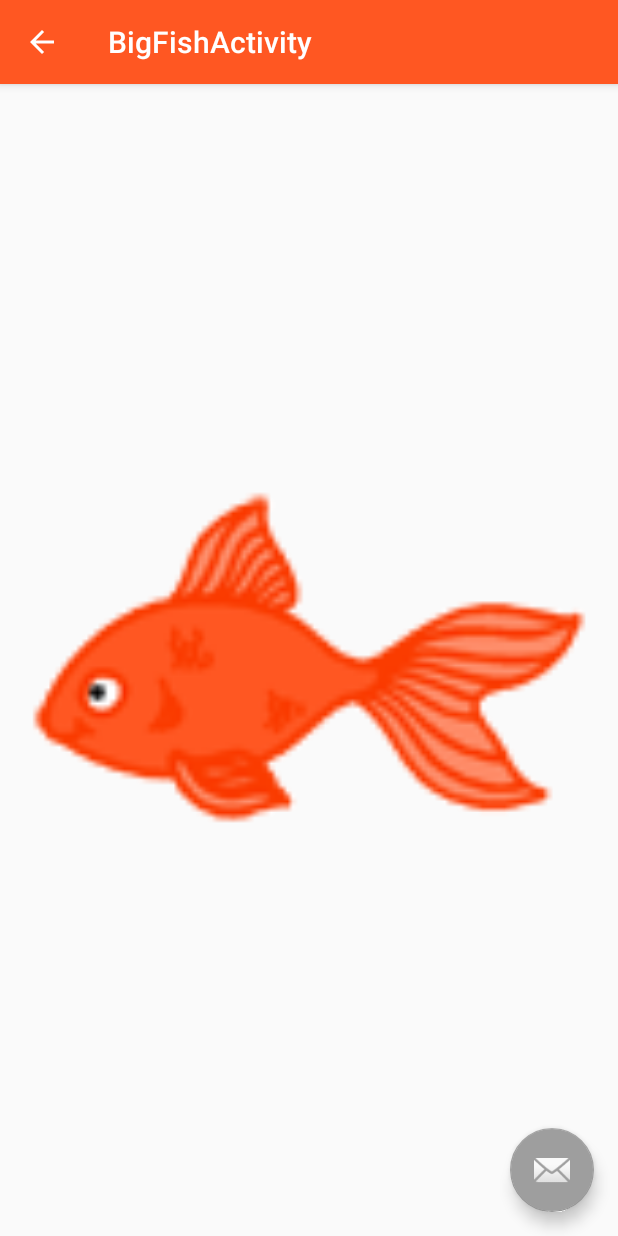
After one commit to CrunchyTacos/GoldFish2, an Android app: the BigFishActivity screen opened directly, with no data from a screen before it, on a phone screen of 412 x 824 dp. The commit adds this screen. Run offline under Robolectric (Android 15) with nearby library versions, the phone set to English and light mode, and no system bars; our stand-ins replace Volley; network calls fail.

Commit message:
Tests, Added BigFish Activity and xml for Fish Points.

```diff
--- /dev/null
+++ b/app/src/main/java/group2/hackernews/BigFishActivity.java
@@ -0,0 +1,77 @@
+package group2.hackernews;
+
+import android.app.AlertDialog;
+import android.content.DialogInterface;
+import android.os.Bundle;
+import android.support.design.widget.FloatingActionButton;
+import android.support.design.widget.Snackbar;
+import android.support.v7.app.AppCompatActivity;
+import android.support.v7.widget.Toolbar;
+import android.view.View;
+import android.widget.Toast;
+
+import com.android.volley.Request;
+import com.android.volley.Response;
+import com.android.volley.VolleyError;
+import com.android.volley.toolbox.JsonObjectRequest;
+
+import org.json.JSONException;
+import org.json.JSONObject;
+
+public class BigFishActivity extends AppCompatActivity {
+
+
+    private MainRequestQueue getter = MainRequestQueue.getInstance();
+
+    @Override
+    protected void onCreate(Bundle savedInstanceState) {
+        super.onCreate(savedInstanceState);
+        setContentView(R.layout.activity_big_fish);
+        Toolbar toolbar = (Toolbar) findViewById(R.id.toolbar);
+        setSupportActionBar(toolbar);
+
+        FloatingActionButton fab = (FloatingActionButton) findViewById(R.id.fab);
+        fab.setOnClickListener(new View.OnClickListener() {
+            @Override
+            public void onClick(View view) {
+                get_scales("jl");
+            }
+        });
+
+        getSupportActionBar().setDisplayHomeAsUpEnabled(true);
+    }
+
+    public void get_scales(String id){
+        String user_url = "https://hacker-news.firebaseio.com/v0/user/";
+        String uri = user_url + id + ".json";
+        JsonObjectRequest jsonObjectRequest = new JsonObjectRequest(Request.Method.GET, uri,"", new Response.Listener<JSONObject>() {
+            @Override
+            public void onResponse(JSONObject response) {
+                try {
+                    Toast.makeText(BigFishActivity.this, response.getString("karma"), Toast.LENGTH_SHORT).show();
+                } catch (JSONException e) {
+                    e.printStackTrace();
+                }
+
+            }
+        }, new Response.ErrorListener() {
+            @Override
+            public void onErrorResponse(VolleyError error) {
+                try{
+                    new AlertDialog.Builder(getApplicationContext())
+                            .setMessage(error.getMessage())
+                            .setNegativeButton(android.R.string.no, new DialogInterface.OnClickListener() {
+                                public void onClick(DialogInterface dialog, int which) {
+                                    // do nothing
+                                }
+                            })
+                            .show();
+                } catch(Exception e){
+                    e.printStackTrace();
+                }
+
+            }
+        });
+        getter.add(jsonObjectRequest);
+    }
+}
--- /dev/null
+++ b/app/src/main/res/layout/activity_big_fish.xml
@@ -0,0 +1,25 @@
+<?xml version="1.0" encoding="utf-8"?>
+<android.support.design.widget.CoordinatorLayout
+    xmlns:android="http://schemas.android.com/apk/res/android"
+    xmlns:app="http://schemas.android.com/apk/res-auto"
+    xmlns:tools="http://schemas.android.com/tools" android:layout_width="match_parent"
+    android:layout_height="match_parent" android:fitsSystemWindows="true"
+    tools:context="group2.hackernews.BigFishActivity">
+
+    <android.support.design.widget.AppBarLayout android:layout_height="wrap_content"
+        android:layout_width="match_parent" android:theme="@style/AppTheme.AppBarOverlay">
+
+        <android.support.v7.widget.Toolbar android:id="@+id/toolbar"
+            android:layout_width="match_parent" android:layout_height="?attr/actionBarSize"
+            android:background="?attr/colorPrimary" app:popupTheme="@style/AppTheme.PopupOverlay" />
+
+    </android.support.design.widget.AppBarLayout>
+
+    <include layout="@layout/content_big_fish" />
+
+    <android.support.design.widget.FloatingActionButton android:id="@+id/fab"
+        android:layout_width="wrap_content" android:layout_height="wrap_content"
+        android:layout_gravity="bottom|end" android:layout_margin="@dimen/fab_margin"
+        android:src="@android:drawable/ic_dialog_email" />
+
+</android.support.design.widget.CoordinatorLayout>
--- /dev/null
+++ b/app/src/main/res/layout/content_big_fish.xml
@@ -0,0 +1,29 @@
+<?xml version="1.0" encoding="utf-8"?>
+<RelativeLayout xmlns:android="http://schemas.android.com/apk/res/android"
+    xmlns:app="http://schemas.android.com/apk/res-auto"
+    xmlns:tools="http://schemas.android.com/tools"
+    android:layout_width="match_parent"
+    android:layout_height="match_parent"
+    android:paddingBottom="@dimen/activity_vertical_margin"
+    android:paddingLeft="@dimen/activity_horizontal_margin"
+    android:paddingRight="@dimen/activity_horizontal_margin"
+    android:paddingTop="@dimen/activity_vertical_margin"
+    app:layout_behavior="@string/appbar_scrolling_view_behavior"
+    tools:context="group2.hackernews.BigFishActivity"
+    tools:showIn="@layout/activity_big_fish">
+
+    <ImageView
+        android:layout_width="fill_parent"
+        android:layout_height="fill_parent"
+        android:id="@+id/big_fish"
+        android:contentDescription="@string/fish"
+        android:src="@drawable/fish_moving_small"
+        android:layout_alignParentLeft="true"
+        android:layout_marginLeft="0dp"
+        android:layout_alignParentTop="true"
+        android:layout_marginTop="0dp"
+        android:minHeight="90dp"
+        android:minWidth="90dp"
+        />
+
+</RelativeLayout>
--- a/app/src/main/res/menu/menu_main.xml
+++ b/app/src/main/res/menu/menu_main.xml
@@ -12,5 +12,10 @@
         android:title="Top"
         app:showAsAction="ifRoom"
         android:orderInCategory="0"/>
+    <item
+        android:id="@+id/scale_button"
+        android:title="My Goldfish"
+        app:showAsAction="ifRoom"
+        android:orderInCategory="1"/>
 
 </menu>
--- a/app/src/main/res/values/strings.xml
+++ b/app/src/main/res/values/strings.xml
@@ -4,4 +4,5 @@
     <string name="title_activity_comment">CommentActivity</string>
     <string name="fish">fish</string>
     <string name="logo">Logo To identify story</string>
+    <string name="title_activity_big_fish">BigFishActivity</string>
 </resources>
```
Also changed, not shown: app/src/main/AndroidManifest.xml (+9 -0 lines), app/src/main/java/group2/hackernews/API_Getter.java (+13 -12 lines), app/src/main/java/group2/hackernews/MainActivity.java (+6 -23 lines), app/src/main/java/group2/hackernews/StoryListAdapter.java (+7 -1 lines), app/src/main/res/layout/storyitem_contextmenu.xml (+35 -34 lines), 3 other files.
